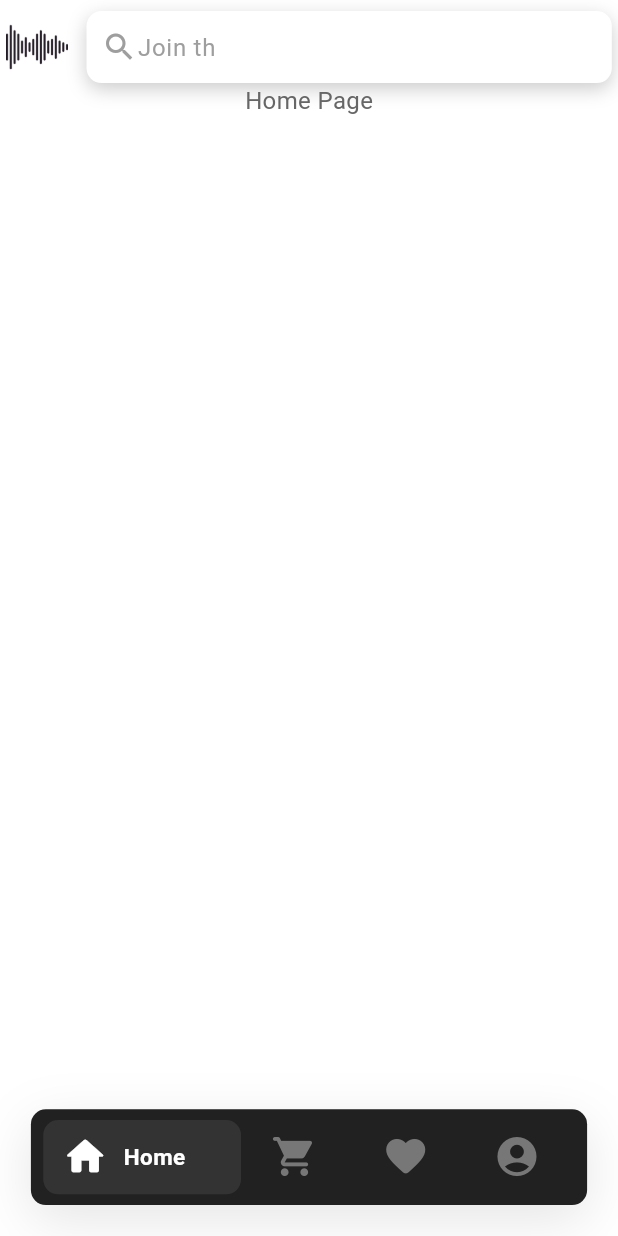
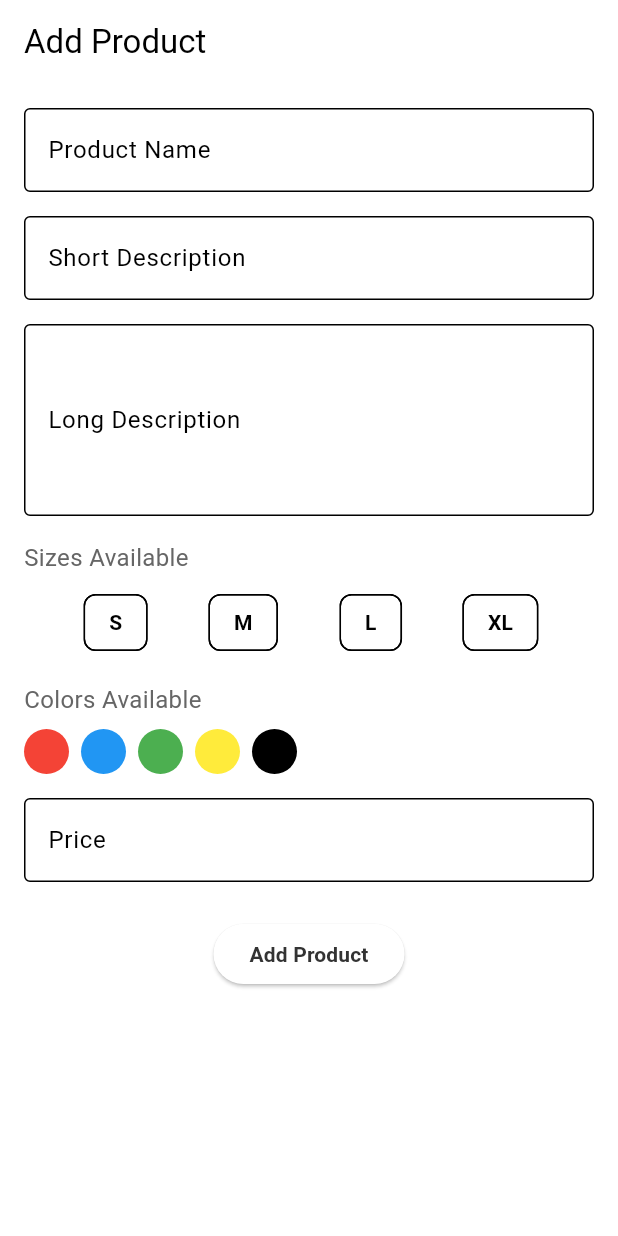
Before and after one commit to aman0-007/trendwave, a Flutter app: the screen it shows after launch, on a phone screen of 412 x 824 dp. Run offline on Flutter 3.47's test engine with Material 3 defaults, Android fonts, the phone set to English and light mode, and no system bars; our stand-ins replace sqflite; accounts and stored records are empty; Roboto replaces fonts that are missing (Poppins).

```diff
--- /dev/null
+++ b/lib/admin/addProduct.dart
@@ -0,0 +1,150 @@
+import 'package:flutter/material.dart';
+
+class AddProductPage extends StatefulWidget {
+  const AddProductPage({super.key});
+
+  @override
+  _AddProductPageState createState() => _AddProductPageState();
+}
+
+class _AddProductPageState extends State<AddProductPage> {
+  final _nameController = TextEditingController();
+  final _shortDescriptionController = TextEditingController();
+  final _longDescriptionController = TextEditingController();
+  final _priceController = TextEditingController();
+
+  // Available sizes and selected sizes
+  final List<String> sizes = ["S", "M", "L", "XL"];
+  Set<String> selectedSizes = {};
+
+  // Colors and selected colors
+  final List<Color> availableColors = [
+    Colors.red, Colors.blue, Colors.green, Colors.yellow, Colors.black
+  ];
+  Set<Color> selectedColors = {};
+
+  @override
+  Widget build(BuildContext context) {
+    return Scaffold(
+      appBar: AppBar(
+        title: const Text('Add Product'),
+      ),
+      body: Padding(
+        padding: const EdgeInsets.all(16.0),
+        child: SingleChildScrollView(
+          child: Column(
+            crossAxisAlignment: CrossAxisAlignment.start,
+            children: [
+              // Name field
+              TextField(
+                controller: _nameController,
+                decoration: InputDecoration(
+                  labelText: 'Product Name',
+                  border: OutlineInputBorder(),
+                ),
+              ),
+              const SizedBox(height: 16),
+
+              // Short Description field
+              TextField(
+                controller: _shortDescriptionController,
+                decoration: InputDecoration(
+                  labelText: 'Short Description',
+                  border: OutlineInputBorder(),
+                ),
+              ),
+              const SizedBox(height: 16),
+
+              // Long Description field
+              TextField(
+                controller: _longDescriptionController,
+                maxLines: 4,
+                decoration: InputDecoration(
+                  labelText: 'Long Description',
+                  border: OutlineInputBorder(),
+                ),
+              ),
+              const SizedBox(height: 16),
+
+              // Size selection
+              Text('Sizes Available'),
+              const SizedBox(height: 8),
+              Row(
+                mainAxisAlignment: MainAxisAlignment.spaceEvenly,
+                children: sizes.map((size) {
+                  return ChoiceChip(
+                    label: Text(size),
+                    selected: selectedSizes.contains(size),
+                    onSelected: (isSelected) {
+                      setState(() {
+                        isSelected
+                            ? selectedSizes.add(size)
+                            : selectedSizes.remove(size);
+                      });
+                    },
+                  );
+                }).toList(),
+              ),
+              const SizedBox(height: 16),
+
+              // Color selection
+              Text('Colors Available'),
+              const SizedBox(height: 8),
+              Wrap(
+                spacing: 8.0,
+                children: availableColors.map((color) {
+                  return GestureDetector(
+                    onTap: () {
+                      setState(() {
+                        selectedColors.contains(color)
+                            ? selectedColors.remove(color)
+                            : selectedColors.add(color);
+                      });
+                    },
+                    child: Container(
+                      width: 30,
+                      height: 30,
+                      decoration: BoxDecoration(
+                        color: color,
+                        shape: BoxShape.circle,
+                        border: Border.all(
+                          color: selectedColors.contains(color)
+                              ? Colors.black
+                              : Colors.transparent,
+                          width: 2,
+                        ),
+                      ),
+                    ),
+                  );
+                }).toList(),
+              ),
+              const SizedBox(height: 16),
+
+              // Price field
+              TextField(
+                controller: _priceController,
+                keyboardType: TextInputType.number,
+                decoration: InputDecoration(
+                  labelText: 'Price',
+                  border: OutlineInputBorder(),
+                ),
+              ),
+              const SizedBox(height: 24),
+
+              // Submit button
+              Center(
+                child: ElevatedButton(
+                  onPressed: () {
+                    // Handle product addition logic here
+                    // You can also print the values or pass them to a backend/database
+                  },
+                  child: const Text('Add Product'),
+                ),
+              ),
+            ],
+          ),
+        ),
+      ),
+    );
+  }
+}
--- a/lib/main.dart
+++ b/lib/main.dart
@@ -1,4 +1,6 @@
 import 'package:flutter/material.dart';
+import 'package:trendwave/admin/addProduct.dart';
+import 'package:trendwave/admin/database/initialdb.dart';
 import 'package:trendwave/authentication/email_number_validateotp.dart';
 import 'package:trendwave/authentication/forgotpassword.dart';
 import 'package:trendwave/authentication/forgotpasswordotp.dart';
@@ -7,7 +9,10 @@ import 'package:trendwave/bottomnavigation/bottomnavigation.dart';
 import 'package:trendwave/splashscreen/splash.dart';
 import 'package:trendwave/theme/themes.dart';
 
-void main() {
+void main() async {
+  WidgetsFlutterBinding.ensureInitialized(); // Ensure Flutter is initialized
+  await DatabaseHelper().database; // Initialize database on app start
+
   runApp(const MyApp());
 }
 
@@ -22,7 +27,7 @@ class MyApp extends StatelessWidget {
       theme: TrendWaveTheme.lightTheme,
       darkTheme: TrendWaveTheme.darkTheme,
       themeMode: ThemeMode.system,
-      home: CustomBottomNavigationBar(),
+      home: AddProductPage(),
     );
   }
 }
--- a/pubspec.yaml
+++ b/pubspec.yaml
@@ -36,6 +36,7 @@ dependencies:
   # Use with the CupertinoIcons class for iOS style icons.
   cupertino_icons: ^1.0.6
   flutter_launcher_icons: ^0.14.1
+  sqflite: ^2.4.0
 
 dev_dependencies:
   flutter_test:
```
Also changed, not shown: lib/admin/database/initialdb.dart (added, +52 -0 lines), pubspec.lock.
